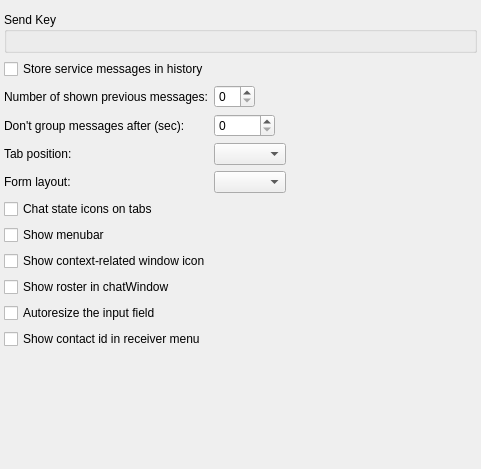
Before: the Qt Designer form core/src/corelayers/adiumchat/chatforms/tabbedchatform/settings/tabbedchatbehavior.ui in euroelessar/qutim, drawn with Qt 5.
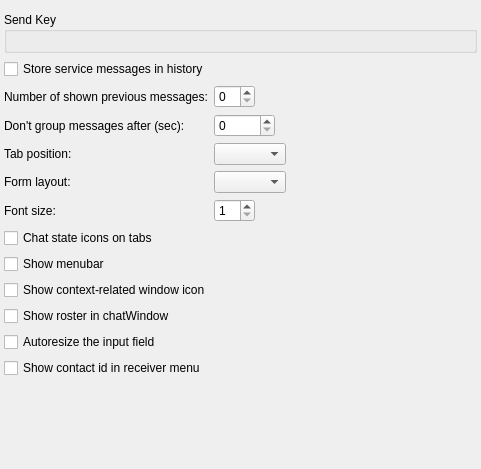
After: the same form once the commit is applied.

Commit message: [chatedit] added setting for font size

```diff
--- a/core/src/corelayers/adiumchat/chatforms/tabbedchatform/settings/tabbedchatbehavior.ui
+++ b/core/src/corelayers/adiumchat/chatforms/tabbedchatform/settings/tabbedchatbehavior.ui
@@ -91,48 +91,65 @@
    <item row="5" column="1">
     <widget class="QComboBox" name="formLayoutBox"/>
    </item>
-   <item row="6" column="0" colspan="2">
+   <item row="7" column="0" colspan="2">
     <widget class="QCheckBox" name="stateBox">
      <property name="text">
       <string>Chat state icons on tabs</string>
      </property>
     </widget>
    </item>
-   <item row="7" column="0" colspan="2">
+   <item row="8" column="0" colspan="2">
     <widget class="QCheckBox" name="menuBox">
      <property name="text">
       <string>Show menubar</string>
      </property>
     </widget>
    </item>
-   <item row="8" column="0" colspan="2">
+   <item row="9" column="0" colspan="2">
     <widget class="QCheckBox" name="customIconBox">
      <property name="text">
       <string>Show context-related window icon</string>
      </property>
     </widget>
    </item>
-   <item row="9" column="0" colspan="2">
+   <item row="10" column="0" colspan="2">
     <widget class="QCheckBox" name="rosterBox">
      <property name="text">
       <string>Show roster in chatWindow</string>
      </property>
     </widget>
    </item>
-   <item row="10" column="0" colspan="2">
+   <item row="11" column="0" colspan="2">
     <widget class="QCheckBox" name="autoresizeBox">
      <property name="text">
       <string>Autoresize the input field</string>
      </property>
     </widget>
    </item>
-   <item row="11" column="0" colspan="2">
+   <item row="12" column="0" colspan="2">
     <widget class="QCheckBox" name="receiverIdBox">
      <property name="text">
       <string>Show contact id in receiver menu</string>
      </property>
     </widget>
    </item>
+   <item row="6" column="0">
+    <widget class="QLabel" name="label_5">
+     <property name="text">
+      <string>Font size:</string>
+     </property>
+    </widget>
+   </item>
+   <item row="6" column="1">
+    <widget class="QSpinBox" name="fontSizeBox">
+     <property name="minimum">
+      <number>1</number>
+     </property>
+     <property name="maximum">
+      <number>48</number>
+     </property>
+    </widget>
+   </item>
   </layout>
  </widget>
  <resources/>
```
The commit also changes 2 other files.
